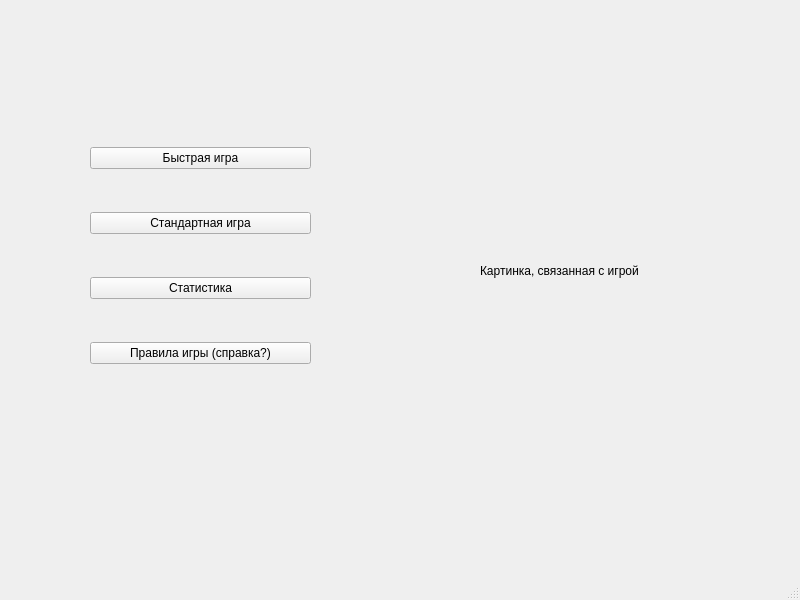
Before: the Qt Designer form game_Interface/Main_window/mainwindow.ui in servoskinner/commanders, drawn with Qt 5.
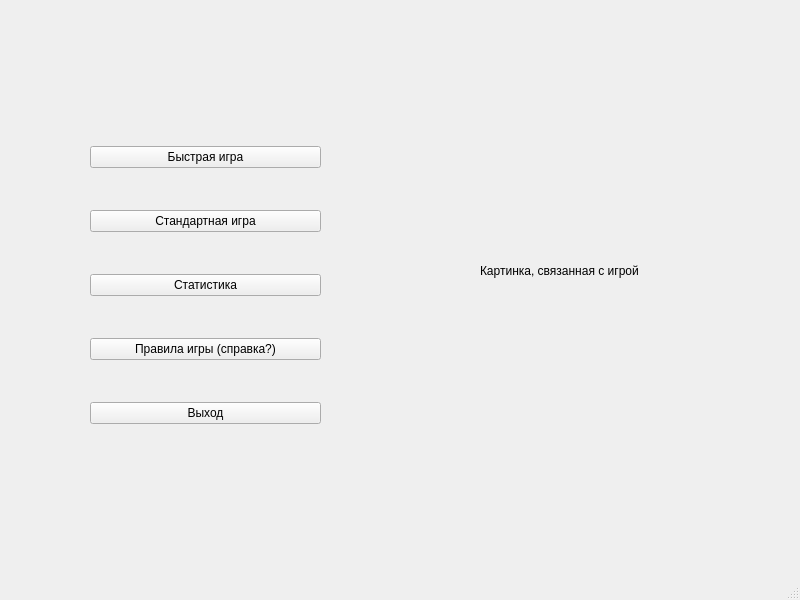
After: the same form once the commit is applied.

Commit message: add exit button (it also doesn't work)

```diff
--- a/game_Interface/Main_window/mainwindow.ui
+++ b/game_Interface/Main_window/mainwindow.ui
@@ -35,8 +35,8 @@
      <rect>
       <x>90</x>
       <y>110</y>
-      <width>221</width>
-      <height>291</height>
+      <width>231</width>
+      <height>351</height>
      </rect>
     </property>
     <layout class="QVBoxLayout" name="verticalLayout">
@@ -68,6 +68,13 @@
        </property>
       </widget>
      </item>
+     <item>
+      <widget class="QPushButton" name="pushButton_5">
+       <property name="text">
+        <string>Выход</string>
+       </property>
+      </widget>
+     </item>
     </layout>
    </widget>
   </widget>
```
The commit also changes 2 other files.
